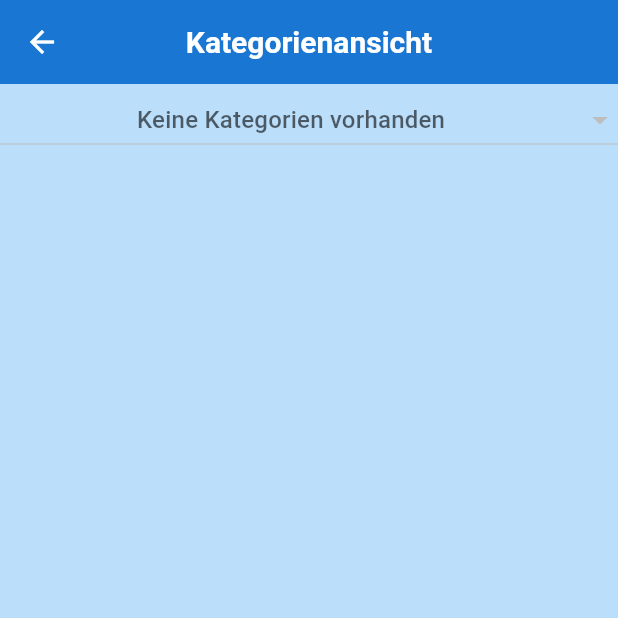
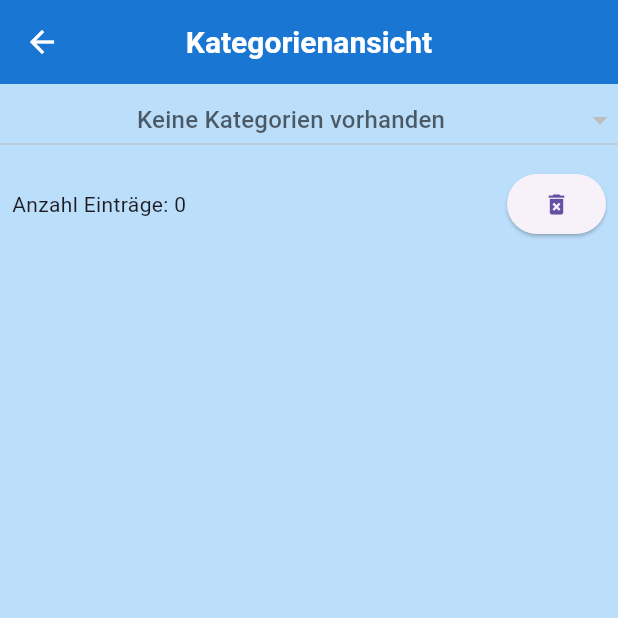
Before and after one commit to ahmad-kalaf/hobby_statistiken, a Flutter app: the CategoryOverviewScreen screen opened directly, on a phone screen of 412 x 824 dp, the top half of it. Run offline on Flutter 3.47's test engine with Material 3 defaults, Android fonts, the phone set to English and light mode, and no system bars; our stand-ins replace hive_ce, hive_ce_flutter; accounts and stored records are empty.

Commit message:
Fehler in der Kategorienansicht behoben: wenn ausgewählte Kategorie gelöscht wurde, ist keine Kategorie mehr ausgewählt. Kategorien können samt aller Einträge in der Kategorienübersicht gelöscht werden.

```diff
--- a/lib/ui/category_overview_screen.dart
+++ b/lib/ui/category_overview_screen.dart
@@ -19,26 +19,20 @@ class _CategoryOverviewScreenState extends State<CategoryOverviewScreen> {
   List<Category> _categories = [];
 
   @override
-  void initState() {
-    super.initState();
-    WidgetsBinding.instance.addPostFrameCallback(
-      (timeStamp) {
-        setState(() {
-          _categories = Provider.of<EntryProvider>(context, listen: false)
-              .categories
-              .toList();
-        });
-      },
-    );
-  }
-
-  @override
   Widget build(BuildContext context) {
     return Scaffold(
       appBar: AppBar(
         title: Text('Kategorienansicht'),
       ),
       body: Column(
+        children: [
+          Expanded(
+            child: Builder(
+              builder: (context) {
+                return Consumer<EntryProvider>(
+                  builder: (context, provider, child) {
+                    _categories = provider.categories.toList();
+                    return Column(
                       children: [
                         DropdownButton<String>(
                           isExpanded: true,
@@ -48,7 +42,10 @@ class _CategoryOverviewScreenState extends State<CategoryOverviewScreen> {
                                 ? 'Keine Kategorien vorhanden'
                                 : 'Kategorie wählen',
                           ),
-            value: _selectedCategory,
+                          value: _categories.any((element) =>
+                                  element.title == _selectedCategory)
+                              ? _selectedCategory
+                              : null,
                           items: [
                             for (int i = 0; i < _categories.length; i++)
                               DropdownMenuItem<String>(
@@ -63,13 +60,27 @@ class _CategoryOverviewScreenState extends State<CategoryOverviewScreen> {
                             });
                           },
                         ),
-          Expanded(
-            child: Builder(
-              builder: (context) {
-                return Consumer<EntryProvider>(
-                  builder: (context, provider, child) {
-                    return Column(
+                        Padding(
+                          padding: const EdgeInsets.all(8.0),
+                          child: Row(
+                            mainAxisAlignment: MainAxisAlignment.spaceBetween,
                             children: [
+                              Text(
+                                'Anzahl Einträge: 0',
+                                overflow: TextOverflow.ellipsis,
+                              ),
+                              ElevatedButton(
+                                onPressed: () {
+                                  if (_selectedCategory != null) {
+                                    provider.deleteCategoryAndContainingEntries(
+                                        _selectedCategory.toString());
+                                  }
+                                },
+                                child: Icon(Icons.delete_forever),
+                              ),
+                            ],
+                          ),
+                        ),
                         Expanded(
                           child: ListView.builder(
                             itemCount: provider
```
Also changed, not shown: lib/service/entry_provider.dart (+9 -5 lines). Lines whose indentation alone changed are shown as unchanged.
